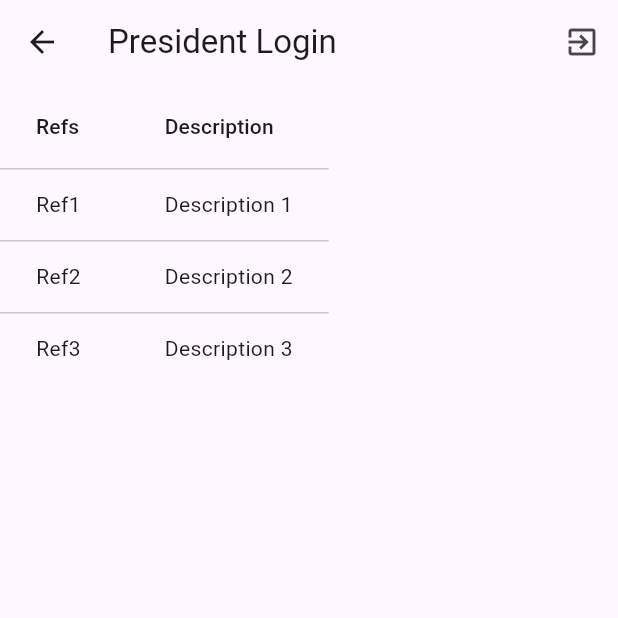
After one commit to mtg-arken/projets_tutores, a Flutter app: the AccueilJuge screen opened by its route, on a phone screen of 412 x 824 dp, the top half of it. The commit adds this screen. Run offline on Flutter 3.47's test engine with Material 3 defaults, Android fonts, the phone set to English and light mode, and no system bars.

Commit message:
fix login api and some updates on pages

```diff
--- a/App/lib/Juje/accuil_juge.dart
+++ b/App/lib/President_Jury/accueil_president.dart
@@ -1,14 +1,12 @@
-// president_login.dart
-
 import 'package:flutter/material.dart';
 import '../Common_Pages/common_app_bar.dart';
 
-class PresidentLoginPage extends StatelessWidget {
+class AccueilPresident extends StatelessWidget {
   @override
   Widget build(BuildContext context) {
     return Scaffold(
       appBar: CommonAppBar(
-        title: 'President Login',
+        title: 'President Jury',
         onLogout: () {
           // Ajouter la logique de déconnexion ici
         },
--- /dev/null
+++ b/App/lib/juge/accueil_juge.dart
@@ -0,0 +1,52 @@
+import 'package:flutter/material.dart';
+import '../Common_Pages/common_app_bar.dart';
+
+class AccueilJuge extends StatelessWidget {
+  final List<Map<String, String>> data = [
+    {'refs': 'Ref1', 'description': 'Description 1'},
+    {'refs': 'Ref2', 'description': 'Description 2'},
+    {'refs': 'Ref3', 'description': 'Description 3'},
+    // Add more data as needed
+  ];
+
+  @override
+  Widget build(BuildContext context) {
+    return Scaffold(
+      appBar: CommonAppBar(
+        title: 'President Login',
+        onLogout: () {
+          // Ajouter la logique de déconnexion ici
+        },
+      ),
+      body: SingleChildScrollView(
+        scrollDirection: Axis.vertical,
+        child: MyTable(data: data),
+      ),
+    );
+  }
+}
+
+class MyTable extends StatelessWidget {
+  final List<Map<String, String>> data;
+
+  MyTable({required this.data});
+
+  @override
+  Widget build(BuildContext context) {
+    return DataTable(
+      columns: [
+        DataColumn(label: Text('Refs')),
+        DataColumn(label: Text('Description')),
+      ],
+      rows: List<DataRow>.generate(
+        data.length,
+        (index) => DataRow(
+          cells: [
+            DataCell(Text(data[index]['refs'] ?? '')),
+            DataCell(Text(data[index]['description'] ?? '')),
+          ],
+        ),
+      ),
+    );
+  }
+}
--- a/App/lib/main.dart
+++ b/App/lib/main.dart
@@ -1,6 +1,7 @@
 import 'package:flutter/material.dart';
-//import 'user_type_selection.dart';
 import 'Common_Pages/login_Page.dart';
+import 'juge/accueil_juge.dart';
+import 'president_Jury/accueil_president.dart';
 
 void main() {
   runApp(MyApp());
@@ -14,7 +15,14 @@ class MyApp extends StatelessWidget {
       theme: ThemeData(
         primarySwatch: Colors.blue,
       ),
-      home: LoginPage(),
+      initialRoute: '/login', // Set the initial route
+      routes: {
+        '/login': (context) => LoginPage(),
+        '/president': (context) => AccueilPresident(),
+        '/juge': (context) => AccueilJuge(),
+
+        // Add other routes as needed
+      },
       debugShowCheckedModeBanner: false,
     );
   }
```
Also changed, not shown: App/lib/Common_Pages/Login_Page.dart (+32 -2 lines), App/lib/President_Jury/accuil_president.dart (deleted, +0 -18 lines), App/lib/juge/Detail_Dossier.dart (added), 3 other files.
